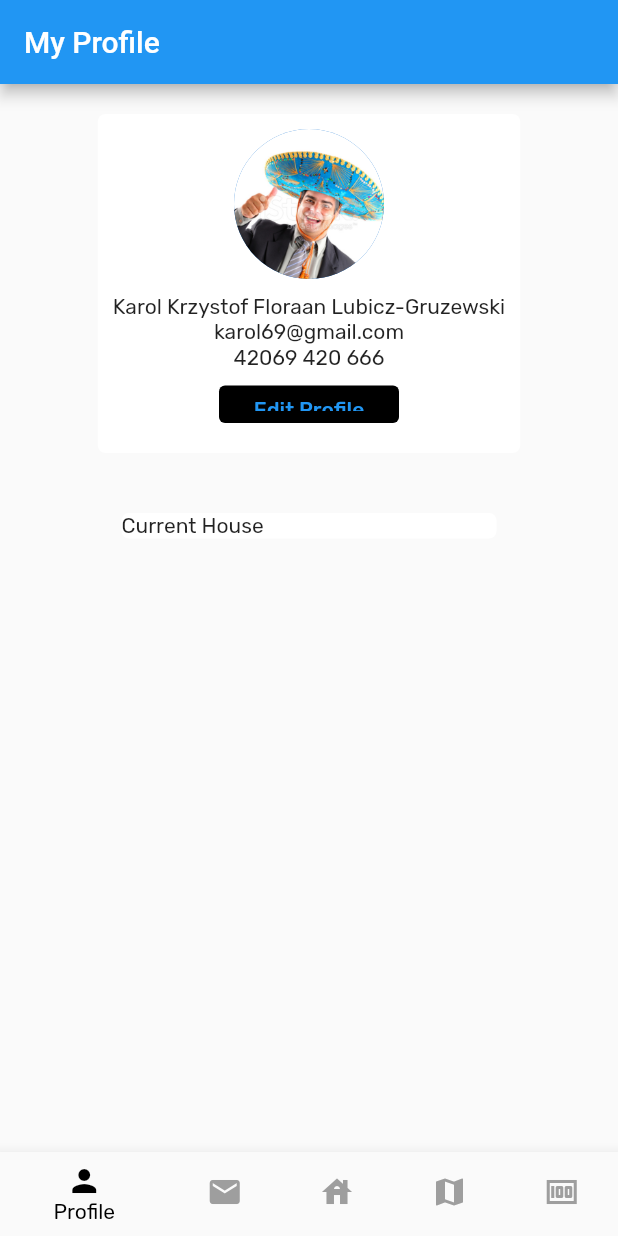
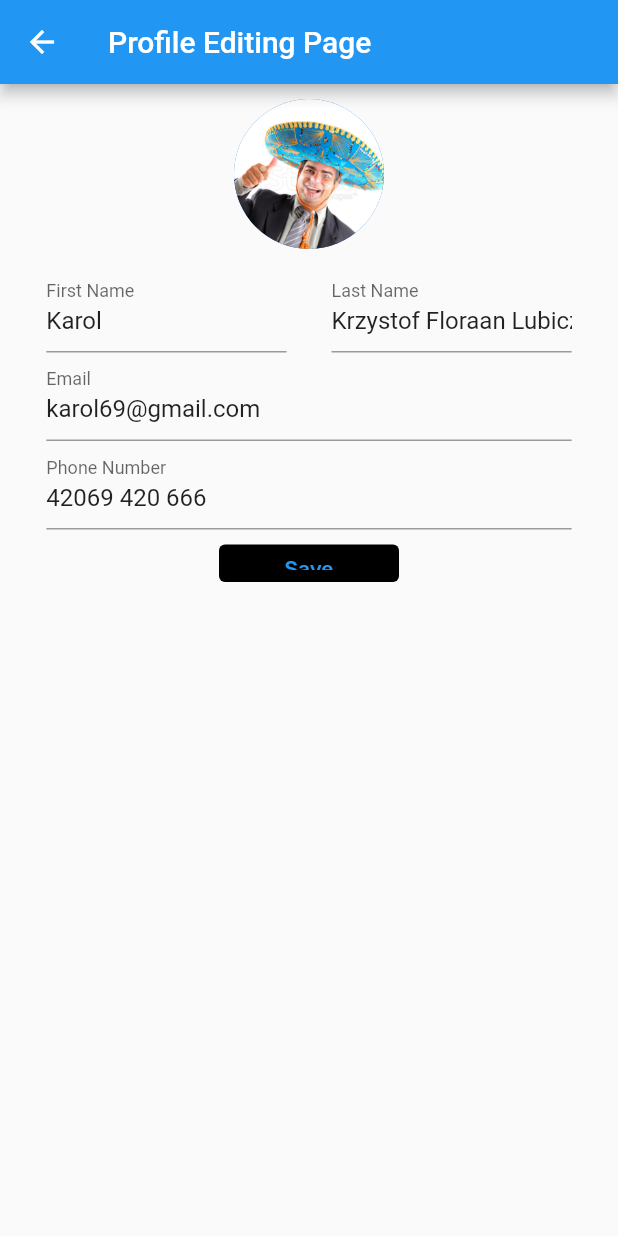
Before and after one commit to WarStoryTideTurner/SETAP-Student-Finance-Tracker, a Flutter app: the screen it shows after launch, after a tap on "Edit Profile", on a phone screen of 412 x 824 dp. Run offline on Flutter 3.47's test engine with Material 2 defaults, Android fonts, the phone set to English and light mode, and no system bars; our stand-ins replace google_maps_flutter.

Commit message:
Implemented Profile Editing

```diff
--- /dev/null
+++ b/flutter_designs/lib/my_profile_editing_page.dart
@@ -0,0 +1,103 @@
+import 'package:flutter/material.dart';
+import 'package:flutter_designs/main.dart';
+
+class MyProfileEditingPage extends StatefulWidget {
+  const MyProfileEditingPage({super.key});
+
+  @override
+  State<MyProfileEditingPage> createState() => _MyProfileEditingState();
+}
+
+class _MyProfileEditingState extends State<MyProfileEditingPage> {
+  TextEditingController fname = TextEditingController(text: profile.getName);
+  TextEditingController lname = TextEditingController(text: profile.getSurname);
+  TextEditingController email = TextEditingController(text: profile.getEmail);
+  TextEditingController phoneNumber = TextEditingController(text: profile.getPhoneNumber);
+
+  @override
+  Widget build(BuildContext context) {
+    return Scaffold(
+        appBar: AppBar(
+          title: const Text('Profile Editing Page'),
+        ),
+        body: Center(
+          child: Column(children: [
+            const SizedBox(
+              height: 10,
+            ),
+            CircleAvatar(backgroundImage: AssetImage(profile.getProfilePicture), radius: 50),
+            const SizedBox(
+              height: 10,
+            ),
+            SizedBox(
+              width: MediaQuery.of(context).size.width * 0.85,
+              child: Row(
+                mainAxisAlignment: MainAxisAlignment.spaceBetween,
+                children: [
+                  SizedBox(
+                    width: MediaQuery.of(context).size.width * 0.85 * 0.5 - 15,
+                    child: TextField(
+                      decoration: const InputDecoration(
+                        label: Text("First Name"),
+                      ),
+                      controller: fname,
+                    ),
+                  ),
+                  const VerticalDivider(),
+                  SizedBox(
+                    width: MediaQuery.of(context).size.width * 0.85 * 0.5 - 15,
+                    child: TextField(
+                      decoration: const InputDecoration(
+                        label: Text("Last Name"),
+                      ),
+                      controller: lname,
+                    ),
+                  ),
+                ],
+              ),
+            ),
+            SizedBox(
+              width: MediaQuery.of(context).size.width * 0.85,
+              child: TextField(
+                decoration: const InputDecoration(
+                  label: Text("Email"),
+                ),
+                controller: email,
+              ),
+            ),
+            SizedBox(
+              width: MediaQuery.of(context).size.width * 0.85,
+              child: TextField(
+                decoration: const InputDecoration(
+                  label: Text("Phone Number"),
+                ),
+                controller: phoneNumber,
+              ),
+            ),
+            const SizedBox(
+              height: 10,
+            ),
+            SizedBox(
+              height: 25,
+              width: 120,
+              child: TextButton(
+                style: ButtonStyle(backgroundColor: MaterialStateProperty.resolveWith((states) {
+                  return Colors.black;
+                })),
+                onPressed: () {
+                  profile.setName = fname.text;
+                  profile.setSurname = lname.text;
+                  profile.setEmail = email.text;
+                  profile.setPhoneNumber = phoneNumber.text;
+                  Navigator.pop(context);
+                },
+                child: const Text("Save"),
+              ),
+            ),
+            const SizedBox(
+              height: 10,
+            ),
+          ]),
+        ));
+  }
+}
--- a/flutter_designs/lib/my_profile_editing_testing_page.dart
+++ /dev/null
@@ -1,18 +0,0 @@
-import 'package:flutter/material.dart';
-
-class MyProfileEditingTestingPage extends StatefulWidget {
-  const MyProfileEditingTestingPage({super.key});
-
-  @override
-  State<MyProfileEditingTestingPage> createState() => _MyProfileEditingState();
-}
-
-class _MyProfileEditingState extends State<MyProfileEditingTestingPage> {
-  @override
-  Widget build(BuildContext context) {
-    return Scaffold(
-        appBar: AppBar(
-      title: const Text('Profile Editing Page'),
-    ));
-  }
-}
--- a/flutter_designs/lib/my_profile_page.dart
+++ b/flutter_designs/lib/my_profile_page.dart
@@ -1,5 +1,6 @@
 import 'package:flutter/material.dart';
 import 'package:flutter_designs/main.dart';
+import 'package:flutter_designs/my_profile_editing_page.dart';
 
 class MyProfilePage extends StatefulWidget {
   const MyProfilePage({super.key});
@@ -9,7 +10,11 @@ class MyProfilePage extends StatefulWidget {
 }
 
 class _MyProfilePageState extends State<MyProfilePage> {
-  final _formKey = GlobalKey<FormState>();
+  TextEditingController name = TextEditingController(
+    text: "${profile.getName} ${profile.getSurname}",
+  );
+  TextEditingController email = TextEditingController(text: profile.getEmail);
+  TextEditingController phone = TextEditingController(text: profile.getPhoneNumber);
 
   double sectionWidth = 250.0;
   double sectionHeight = 250.0;
@@ -52,20 +57,36 @@ class _MyProfilePageState extends State<MyProfilePage> {
                     const SizedBox(
                       height: 10,
                     ),
-                    CircleAvatar(
-                        backgroundImage: AssetImage(profile.getProfilePicture),
-                        radius: 50),
+                    CircleAvatar(backgroundImage: AssetImage(profile.getProfilePicture), radius: 50),
                     const SizedBox(
                       height: 10,
                     ),
-                    Text(
-                      "${profile.getName} ${profile.getSurname}",
+                    IntrinsicWidth(
+                      child: TextField(
+                        controller: name,
+                        readOnly: true,
+                        enableInteractiveSelection: false,
+                        mouseCursor: SystemMouseCursors.basic,
+                        decoration: const InputDecoration(border: InputBorder.none, contentPadding: EdgeInsets.only(bottom: 10.0), isDense: true),
+                      ),
                     ),
-                    Text(
-                      profile.getEmail,
+                    IntrinsicWidth(
+                      child: TextField(
+                        controller: email,
+                        readOnly: true,
+                        enableInteractiveSelection: false,
+                        mouseCursor: SystemMouseCursors.basic,
+                        decoration: const InputDecoration(border: InputBorder.none, contentPadding: EdgeInsets.only(bottom: 10.0), isDense: true),
+                      ),
                     ),
-                    Text(
-                      profile.getPhoneNumber,
+                    IntrinsicWidth(
+                      child: TextField(
+                        controller: phone,
+                        readOnly: true,
+                        enableInteractiveSelection: false,
+                        mouseCursor: SystemMouseCursors.basic,
+                        decoration: const InputDecoration(border: InputBorder.none, contentPadding: EdgeInsets.zero, isDense: true),
+                      ),
                     ),
                     const SizedBox(
                       height: 10,
@@ -74,18 +95,26 @@ class _MyProfilePageState extends State<MyProfilePage> {
                       height: 25,
                       width: 120,
                       child: TextButton(
-                        style: ButtonStyle(backgroundColor:
-                            MaterialStateProperty.resolveWith((states) {
+                        style: ButtonStyle(backgroundColor: MaterialStateProperty.resolveWith((states) {
                           return Colors.black;
                         })),
-                        onPressed: () {},
+                        onPressed: () async {
+                          await Navigator.of(context).push(MaterialPageRoute<MyProfileEditingPage>(builder: ((context) {
+                            return const MyProfileEditingPage();
+                          })));
+                          setState(() {
+                            name.text = "${profile.getName} ${profile.getSurname}";
+                            email.text = profile.getEmail;
+                            phone.text = profile.getPhoneNumber;
+                          });
+                        },
                         child: const Text("Edit Profile"),
                       ),
                     ),
                     const SizedBox(
                       height: 10,
                     ),
-                    // SizedBox(
+                    // SizedBox( // Share Profile Button
                     //   height: 25,
                     //   width: 120,
                     //   child: TextButton(
@@ -97,9 +126,9 @@ class _MyProfilePageState extends State<MyProfilePage> {
                     //       onPressed: _onSharePressed,
                     //       child: Text(text2)),
                     // ),
-                    const SizedBox(
-                      height: 10,
-                    ),
+                    // const SizedBox(
+                    //   height: 10,
+                    // ),
                   ]),
                   const SizedBox(
                     width: 10,
@@ -113,8 +142,8 @@ class _MyProfilePageState extends State<MyProfilePage> {
               margin: const EdgeInsets.all(20.0),
               child: SizedBox(
                   width: sectionWidth,
-                  child: Wrap(
-                    children: const [Text('Current House')],
+                  child: const Wrap(
+                    children: [Text('Current House')],
                   )),
             )
           ],
```
Also changed, not shown: flutter_designs/lib/main.dart (+12 -12 lines), flutter_designs/pubspec.lock.
